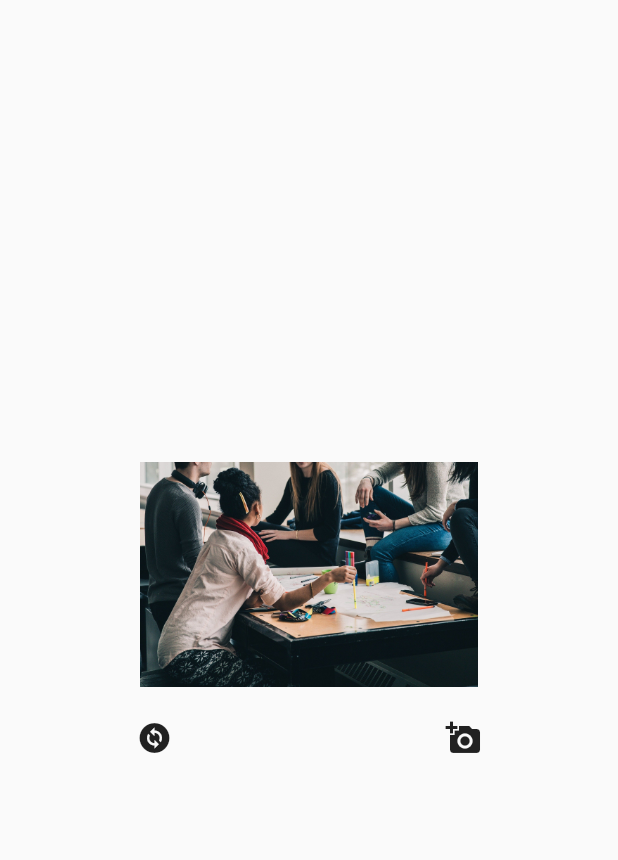
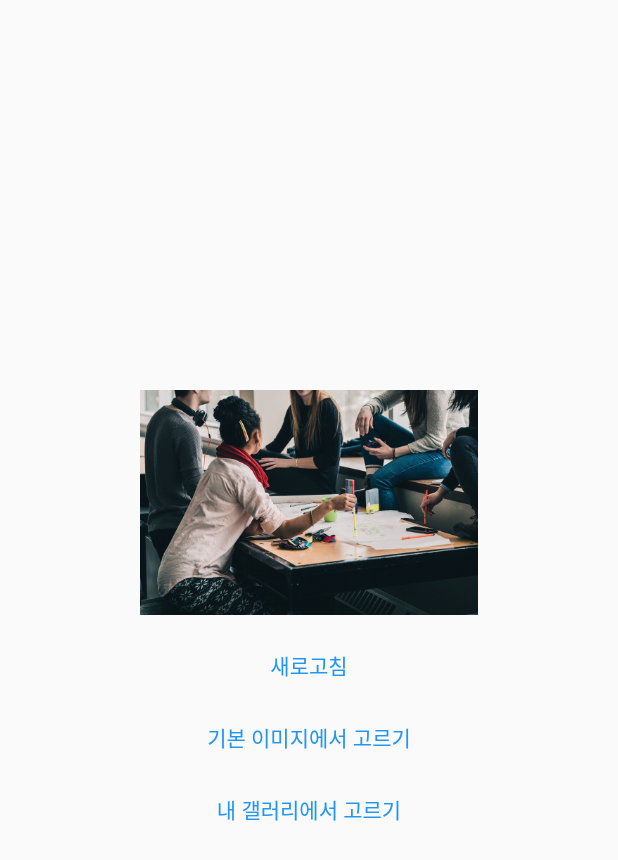
Before and after one commit to Ohgyuchan/random_image, a Flutter app: the screen it shows after launch, on a phone screen of 412 x 824 dp. Shown: the top 860 px of the screen. Run offline on Flutter 3.47's test engine with Material 2 defaults, Android fonts, the light colour scheme and no system bars; our stand-ins replace get.

Commit message:
add pick screen

```diff
--- a/lib/screens/home_screen.dart
+++ b/lib/screens/home_screen.dart
@@ -22,21 +22,13 @@ class HomeScreen extends StatelessWidget {
               const SizedBox(
                 height: 10,
               ),
-              Row(
-                mainAxisAlignment: MainAxisAlignment.spaceAround,
-                children: [
-                  IconButton(
-                    onPressed: () {
-                      cyclingController.cycle();
-                    },
-                    icon: const Icon(Icons.change_circle),
-                  ),
-                  IconButton(
-                    onPressed: () {},
-                    icon: const Icon(Icons.add_a_photo),
-                  ),
-                ],
-              )
+              TextButton(
+                  onPressed: () {
+                    cyclingController.cycle();
+                  },
+                  child: Text('새로고침')),
+              TextButton(onPressed: () {}, child: Text('기본 이미지에서 고르기')),
+              TextButton(onPressed: () {}, child: Text('내 갤러리에서 고르기')),
             ],
           )),
     );
```
Also changed, not shown: lib/screens/default_pick_screen.dart (added, +19 -0 lines).
